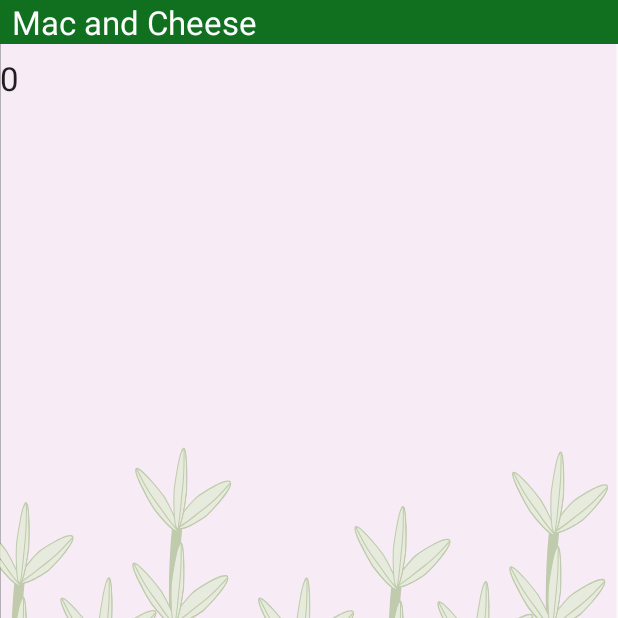
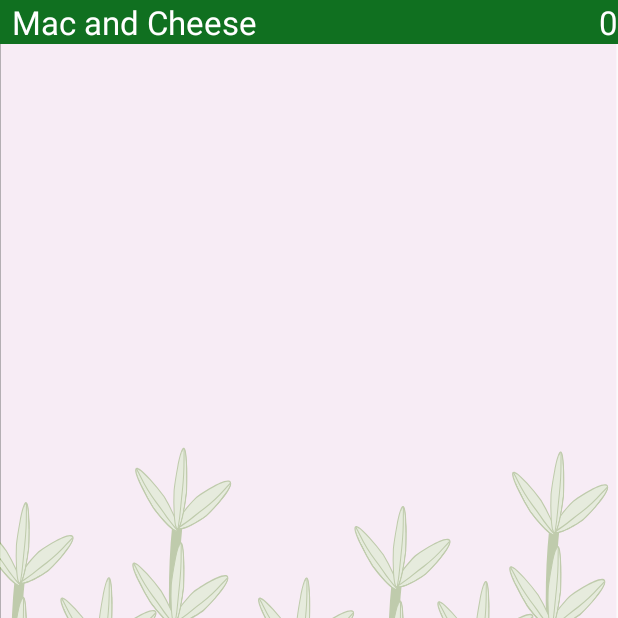
Before and after one commit to meg21allred/ThymeSavor, an Android app: the screen it shows after launch (AddRecipeRoom), after a tap on "ENTER", on a phone screen of 412 x 824 dp, the top half of it. Run offline under Robolectric (Android 15) with nearby library versions, the phone set to English and light mode, and no system bars; our stand-ins replace Room's generated code; Roboto replaces fonts that are not available here.

Commit message:
working on rating feature

```diff
--- a/app/src/main/java/org/byui/meg21allred/thymesavor/MainActivity.java
+++ b/app/src/main/java/org/byui/meg21allred/thymesavor/MainActivity.java
@@ -5,6 +5,10 @@ import androidx.lifecycle.Observer;
 import androidx.lifecycle.ViewModelProvider;
 
 import android.content.Intent;
+import android.media.AudioAttributes;
+import android.media.AudioManager;
+import android.media.AudioTrack;
+import android.media.SoundPool;
 import android.os.Bundle;
 import android.view.View;
 import android.view.Window;
@@ -16,6 +20,8 @@ import java.util.List;
 public class MainActivity extends AppCompatActivity {
 
     Button enterNewRecipeBtn;
+    private SoundPool soundPool;
+    private int yumSound;
 
 
     @Override
@@ -27,6 +33,10 @@ public class MainActivity extends AppCompatActivity {
 
         enterNewRecipeBtn = (Button) findViewById(R.id.enterNewRecipeBtn);
 
+       soundPool = new SoundPool(6, AudioManager.STREAM_MUSIC, 0);
+
+       yumSound = soundPool.load(this, R.raw.yum_sound, 1);
+
     }
 
     public void newRecipe(View v) {
@@ -35,6 +45,7 @@ public class MainActivity extends AppCompatActivity {
 
     public void openNewRecipeActivity() {
         Intent intent = new Intent(this, AddRecipeRoom.class);
+        soundPool.play(yumSound, 5,5,0,0,1);
         startActivity(intent);
 
     }
--- a/app/src/main/res/layout/recyclerview_item.xml
+++ b/app/src/main/res/layout/recyclerview_item.xml
@@ -4,7 +4,9 @@
     android:layout_width="match_parent"
     android:layout_height="wrap_content">
 
-
+<RelativeLayout
+    android:layout_width="match_parent"
+    android:layout_height="match_parent">
     <TextView
         android:id="@+id/recipeTV"
         style="@style/recipe_title"
@@ -12,12 +14,14 @@
         android:layout_height="wrap_content"
         android:background="#107020"
         android:textColor="#ffffff"/>
+
     <TextView
         android:id="@+id/ratingTV"
         android:layout_width="wrap_content"
         android:layout_height="wrap_content"
         android:layout_alignParentEnd="true"
         android:text="0"
+        android:textColor="#ffffff"
         android:textAppearance="@style/TextAppearance.AppCompat.Large" />
-
+</RelativeLayout>
 </LinearLayout>
```
Also changed, not shown: app/src/main/java/org/byui/meg21allred/thymesavor/DisplaySteps.java (+8 -0 lines), app/src/main/java/org/byui/meg21allred/thymesavor/NewRecipeActivity.java (+8 -1 lines), 3 other files.
